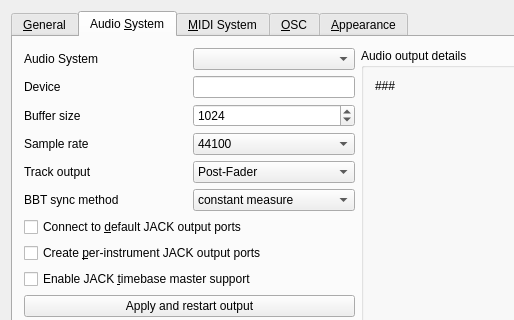
This is src/gui/src/PreferencesDialog_UI.ui in hydrogen-music/hydrogen as Qt 5 draws it before an edit; both pictures show x 0 to 514 and y 0 to 320 of the 663 by 616 pixel window. The edited form follows.
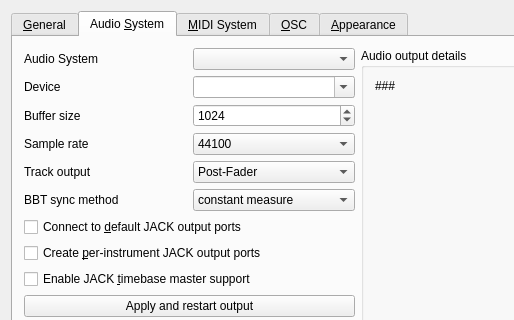
This is the edited form. The open tabs and pages were chosen to show the change. Custom widgets are drawn as their Qt base class.

Commit message: PortAudio: select output device in preferences

```diff
--- a/src/gui/src/PreferencesDialog_UI.ui
+++ b/src/gui/src/PreferencesDialog_UI.ui
@@ -266,13 +266,16 @@
             </widget>
            </item>
            <item row="4" column="1">
-            <widget class="QLineEdit" name="m_pAudioDeviceTxt">
+            <widget class="QComboBox" name="m_pAudioDeviceTxt">
              <property name="sizePolicy">
               <sizepolicy hsizetype="Minimum" vsizetype="Fixed">
                <horstretch>0</horstretch>
                <verstretch>0</verstretch>
               </sizepolicy>
              </property>
+             <property name="editable">
+              <bool>true</bool>
+             </property>
             </widget>
            </item>
            <item row="6" column="0">
```
Left out of the diff: 2 changed lines with no effect on the pictures. The commit also changes 7 other files.
